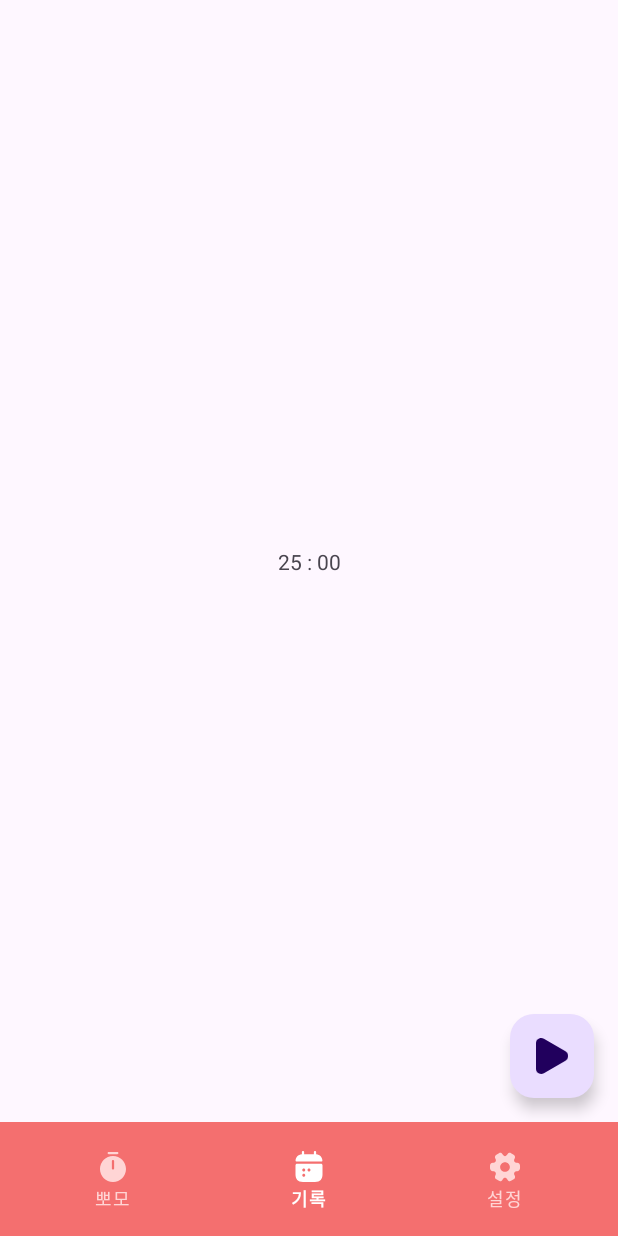
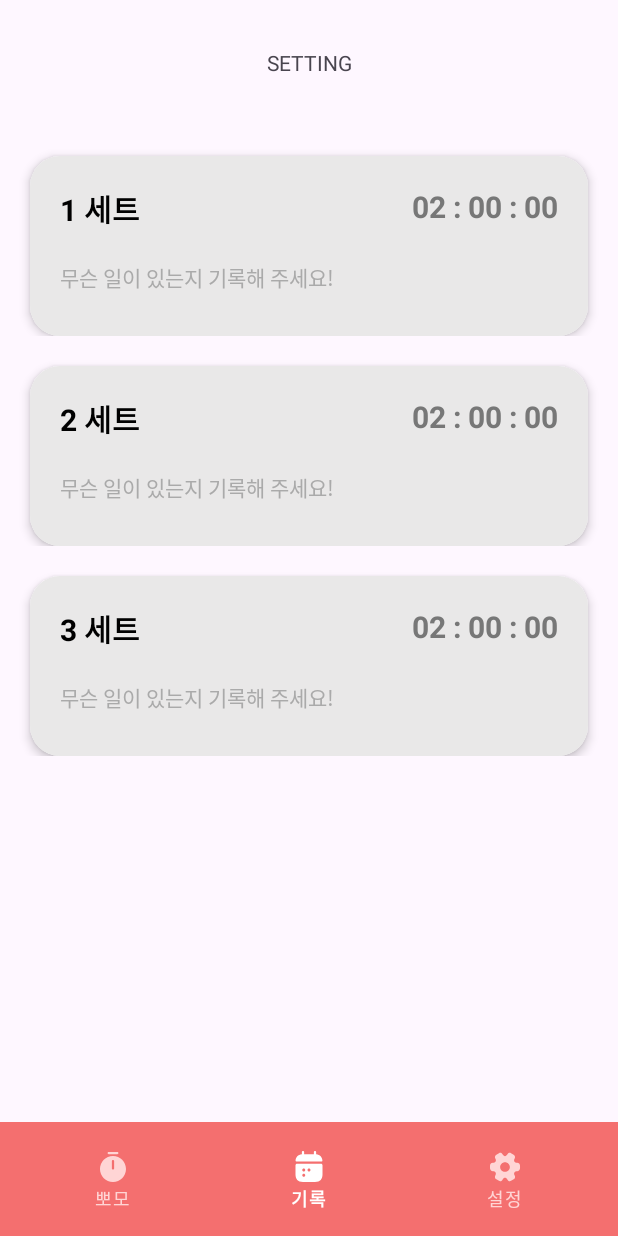
Before and after one commit to Haneol/pomodoro-app, an Android app: the TrackFragment screen opened through its navigation route, on a phone screen of 412 x 824 dp. Run offline under Robolectric (Android 15) with nearby library versions, the phone set to English and light mode, and no system bars; our stand-ins replace navigation-ui.

Commit message:
[feature/ui] feat: Track ui 구현 완료

```diff
--- /dev/null
+++ b/app/src/main/java/com/example/pomodoro/adapter/TrackSetAdapter.kt
@@ -0,0 +1,54 @@
+package com.example.pomodoro.adapter
+
+import android.text.Editable
+import android.text.TextWatcher
+import android.view.LayoutInflater
+import android.view.ViewGroup
+import androidx.recyclerview.widget.RecyclerView
+import com.example.pomodoro.data.TrackSetData
+import com.example.pomodoro.databinding.ItemTrackSetBinding
+
+class TrackSetAdapter : RecyclerView.Adapter<TrackSetAdapter.TrackSetViewHolder>() {
+
+    private var trackSetList = mutableListOf<TrackSetData>()
+
+    inner class TrackSetViewHolder(private val binding: ItemTrackSetBinding) : RecyclerView.ViewHolder(binding.root) {
+        fun bind(trackSetData: TrackSetData) {
+            binding.apply {
+                timerSet.text = trackSetData.setNumber
+                timerData.text = trackSetData.time
+                timerStudyContent.setText(trackSetData.content)
+
+                // EditText의 텍스트 변경 감지
+                timerStudyContent.addTextChangedListener(object : TextWatcher {
+                    override fun beforeTextChanged(p0: CharSequence?, p1: Int, p2: Int, p3: Int) {}
+                    override fun onTextChanged(p0: CharSequence?, p1: Int, p2: Int, p3: Int) {}
+                    override fun afterTextChanged(p0: Editable?) {
+                        trackSetData.content = p0.toString()
+                    }
+                })
+            }
+        }
+    }
+
+    override fun onCreateViewHolder(parent: ViewGroup, viewType: Int): TrackSetViewHolder {
+        val binding = ItemTrackSetBinding.inflate(
+            LayoutInflater.from(parent.context),
+            parent,
+            false
+        )
+        return TrackSetViewHolder(binding)
+    }
+
+    override fun onBindViewHolder(holder: TrackSetViewHolder, position: Int) {
+        holder.bind(trackSetList[position])
+    }
+
+    override fun getItemCount(): Int = trackSetList.size
+
+    fun submitList(list: List<TrackSetData>) {
+        trackSetList.clear()
+        trackSetList.addAll(list)
+        notifyDataSetChanged()
+    }
+}
--- /dev/null
+++ b/app/src/main/java/com/example/pomodoro/data/TrackSetData.kt
@@ -0,0 +1,7 @@
+package com.example.pomodoro.data
+
+data class TrackSetData (
+    val setNumber: String,
+    val time: String,
+    var content: String = ""
+)
--- a/app/src/main/java/com/example/pomodoro/main/track/TrackFragment.kt
+++ b/app/src/main/java/com/example/pomodoro/main/track/TrackFragment.kt
@@ -1,51 +1,20 @@
 package com.example.pomodoro.main.track
 
-import android.app.AlertDialog
-import android.content.ComponentName
-import android.content.Context
-import android.content.Intent
-import android.content.ServiceConnection
 import android.os.Bundle
-import android.os.IBinder
 import android.view.LayoutInflater
 import android.view.View
 import android.view.ViewGroup
 import androidx.fragment.app.Fragment
-import com.example.pomodoro.R
+import androidx.recyclerview.widget.LinearLayoutManager
+import com.example.pomodoro.adapter.TrackSetAdapter
+import com.example.pomodoro.data.TrackSetData
 import com.example.pomodoro.databinding.FragmentTrackBinding
-import com.example.pomodoro.handler.PermissionCallback
-import com.example.pomodoro.handler.TimerPermissionHandler
-import com.example.pomodoro.service.TimerService
-import com.example.pomodoro.service.TimerState
-import java.util.Locale
 
-class TrackFragment : Fragment(), PermissionCallback {
+class TrackFragment : Fragment() {
+
     private var _binding: FragmentTrackBinding? = null
     private val binding get() = _binding!!
-
-    private var timerService: TimerService? = null
-    private var bound = false
-    private lateinit var permissionHandler: TimerPermissionHandler
-
-    // Service Connection
-    private val connection = object : ServiceConnection {
-        override fun onServiceConnected(name: ComponentName?, service: IBinder?) {
-            val binder = service as TimerService.LocalBinder
-            timerService = binder.getService()
-            bound = true
-            observeTimer()
-        }
-
-        override fun onServiceDisconnected(name: ComponentName?) {
-            timerService = null
-            bound = false
-        }
-    }
-
-    override fun onCreate(savedInstanceState: Bundle?) {
-        super.onCreate(savedInstanceState)
-        permissionHandler = TimerPermissionHandler(this, this)
-    }
+    private val trackSetAdapter = TrackSetAdapter()
 
     override fun onCreateView(
         inflater: LayoutInflater,
@@ -58,131 +27,31 @@ class TrackFragment : Fragment(), PermissionCallback {
 
     override fun onViewCreated(view: View, savedInstanceState: Bundle?) {
         super.onViewCreated(view, savedInstanceState)
-        setupViews()
-        checkPermissionsAndBindService()
+
+        setupRecyclerView()
+        // 테스트용 데이터 생성
+        loadTestData()
     }
 
-    private fun setupViews() {
-        binding.fab.setOnClickListener {
-            if (permissionHandler.checkAllPermissions()) {
-                handleTimerControl()
-            } else {
-                permissionHandler.requestPermissions()
-            }
-        }
-
-        binding.fab.setOnLongClickListener {
-            showResetConfirmationDialog()
-            true
+    private fun setupRecyclerView() {
+        binding.recyclerView.apply {
+            adapter = trackSetAdapter
+            layoutManager = LinearLayoutManager(requireContext())
         }
     }
 
-    private fun checkPermissionsAndBindService() {
-        if (permissionHandler.checkAllPermissions()) {
-            bindTimerService()
-        } else {
-            permissionHandler.requestPermissions()
-        }
-    }
-
-    private fun handleTimerControl() {
-        timerService?.let { service ->
-            when (service.state.value) {
-                TimerState.IDLE -> service.startTimer()
-                TimerState.RUNNING -> service.pauseTimer()
-                TimerState.PAUSED -> service.startTimer()
-                else -> { /* 처리 불필요 */ }
-            }
-        }
-    }
-
-    private fun showResetConfirmationDialog() {
-        AlertDialog.Builder(requireContext())
-            .setTitle(getString(R.string.reset_timer))
-            .setMessage(getString(R.string.reset_timer_confirmation))
-            .setPositiveButton(getString(R.string.confirm)) { _, _ ->
-                timerService?.resetTimer()
-            }
-            .setNegativeButton(getString(R.string.cancel), null)
-            .show()
-    }
-
-    private fun showPermissionExplanationDialog() {
-        AlertDialog.Builder(requireContext())
-            .setTitle(getString(R.string.permission_required))
-            .setMessage(getString(R.string.permission_explanation))
-            .setPositiveButton(getString(R.string.go_to_settings)) { _, _ ->
-                permissionHandler.openAppSettings()
-            }
-            .setNegativeButton(getString(R.string.cancel), null)
-            .show()
-    }
-
-    private fun observeTimer() {
-        timerService?.let { service ->
-            service.timeLeft.observe(viewLifecycleOwner) { timeLeft ->
-                updateTimerDisplay(timeLeft)
-            }
-
-            service.state.observe(viewLifecycleOwner) { state ->
-                updateTimerState(state)
-            }
-        }
-    }
-
-    private fun updateTimerDisplay(timeLeftInMillis: Long) {
-        val minutes = (timeLeftInMillis / 1000) / 60
-        val seconds = (timeLeftInMillis / 1000) % 60
-        binding.textView2.text = String.format(Locale.ROOT, "%02d:%02d", minutes, seconds)
-    }
-
-    private fun updateTimerState(state: TimerState) {
-        val (icon, contentDesc) = when (state) {
-            TimerState.RUNNING -> Pair(R.drawable.ic_pause, getString(R.string.pause))
-            else -> Pair(R.drawable.ic_play, getString(R.string.start))
-        }
-        binding.fab.setImageResource(icon)
-        binding.fab.contentDescription = contentDesc
-    }
-
-    private fun bindTimerService() {
-        Intent(requireContext(), TimerService::class.java).also { intent ->
-            requireContext().bindService(intent, connection, Context.BIND_AUTO_CREATE)
-        }
-    }
-
-    // PermissionCallback 구현
-    override fun onPermissionsGranted() {
-        bindTimerService()
-    }
-
-    override fun onPermissionsDenied(permanentlyDenied: Boolean) {
-        if (permanentlyDenied) {
-            showPermissionExplanationDialog()
-        }
-    }
-
-    override fun onStart() {
-        super.onStart()
-        if (!bound) {
-            checkPermissionsAndBindService()
-        }
-    }
-
-    override fun onStop() {
-        super.onStop()
-        if (bound) {
-            requireContext().unbindService(connection)
-            bound = false
-        }
+    private fun loadTestData() {
+        // 테스트용 데이터
+        val testData = listOf(
+            TrackSetData("1 세트", "02 : 00 : 00"),
+            TrackSetData("2 세트", "02 : 00 : 00"),
+            TrackSetData("3 세트", "02 : 00 : 00")
+        )
+        trackSetAdapter.submitList(testData)
     }
 
     override fun onDestroyView() {
         super.onDestroyView()
-        if (bound) {
-            requireContext().unbindService(connection)
-            bound = false
-        }
         _binding = null
     }
 }
--- a/app/src/main/res/layout/fragment_track.xml
+++ b/app/src/main/res/layout/fragment_track.xml
@@ -1,28 +1,23 @@
 <?xml version="1.0" encoding="utf-8"?>
-<androidx.constraintlayout.widget.ConstraintLayout xmlns:android="http://schemas.android.com/apk/res/android"
-    xmlns:app="http://schemas.android.com/apk/res-auto"
+<LinearLayout xmlns:android="http://schemas.android.com/apk/res/android"
     xmlns:tools="http://schemas.android.com/tools"
     android:layout_width="match_parent"
-    android:layout_height="match_parent">
+    android:layout_height="match_parent"
+    xmlns:app="http://schemas.android.com/apk/res-auto"
+    android:gravity="center_horizontal"
+    android:orientation="vertical">
 
     <TextView
-        android:id="@+id/textView2"
-        android:layout_width="wrap_content"
-        android:layout_height="wrap_content"
-        android:text="25 : 00"
-        app:layout_constraintBottom_toBottomOf="parent"
-        app:layout_constraintEnd_toEndOf="parent"
-        app:layout_constraintStart_toStartOf="parent"
-        app:layout_constraintTop_toTopOf="parent" />
+        android:id="@+id/textView3"
+        android:layout_width="match_parent"
+        android:layout_height="84dp"
+        android:gravity="center"
+        android:text="SETTING" />
 
-    <com.google.android.material.floatingactionbutton.FloatingActionButton
-        android:id="@+id/fab"
-        android:layout_width="wrap_content"
-        android:layout_height="wrap_content"
-        android:layout_margin="16dp"
-        android:contentDescription="타이머 시작"
-        android:src="@drawable/ic_play"
-        app:layout_constraintBottom_toBottomOf="parent"
-        app:layout_constraintEnd_toEndOf="parent"/>
+    <androidx.recyclerview.widget.RecyclerView
+        android:id="@+id/recyclerView"
+        android:layout_width="match_parent"
+        android:layout_height="match_parent" />
 
-</androidx.constraintlayout.widget.ConstraintLayout>
+
+</LinearLayout>
--- a/app/src/main/res/layout/item_track_set.xml
+++ b/app/src/main/res/layout/item_track_set.xml
@@ -3,7 +3,7 @@
     xmlns:android="http://schemas.android.com/apk/res/android"
     xmlns:app="http://schemas.android.com/apk/res-auto"
     android:layout_width="match_parent"
-    android:layout_height="match_parent"
+    android:layout_height="wrap_content"
     >
 
     <androidx.cardview.widget.CardView
```
